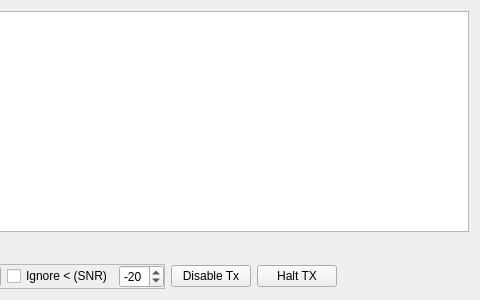
Above: mqt/MqtLogger/WsjtxFrame.ui from Rsclub22/Minos2-Mirror before the change; both pictures show x 307 to 787 and y 0 to 300 of the 787 by 300 pixel window. Below: the same form after it.
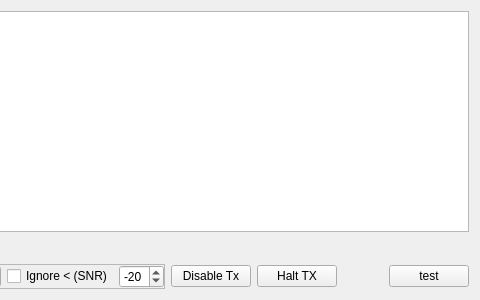
That is the form after the change.

Commit message: Add an invisible test button to test and fix "best" decode

```diff
--- a/mqt/MqtLogger/WsjtxFrame.ui
+++ b/mqt/MqtLogger/WsjtxFrame.ui
@@ -238,6 +238,13 @@
        </property>
       </spacer>
      </item>
+     <item>
+      <widget class="QPushButton" name="testButton">
+       <property name="text">
+        <string>test</string>
+       </property>
+      </widget>
+     </item>
     </layout>
    </item>
   </layout>
```
The commit also changes 2 other files.
